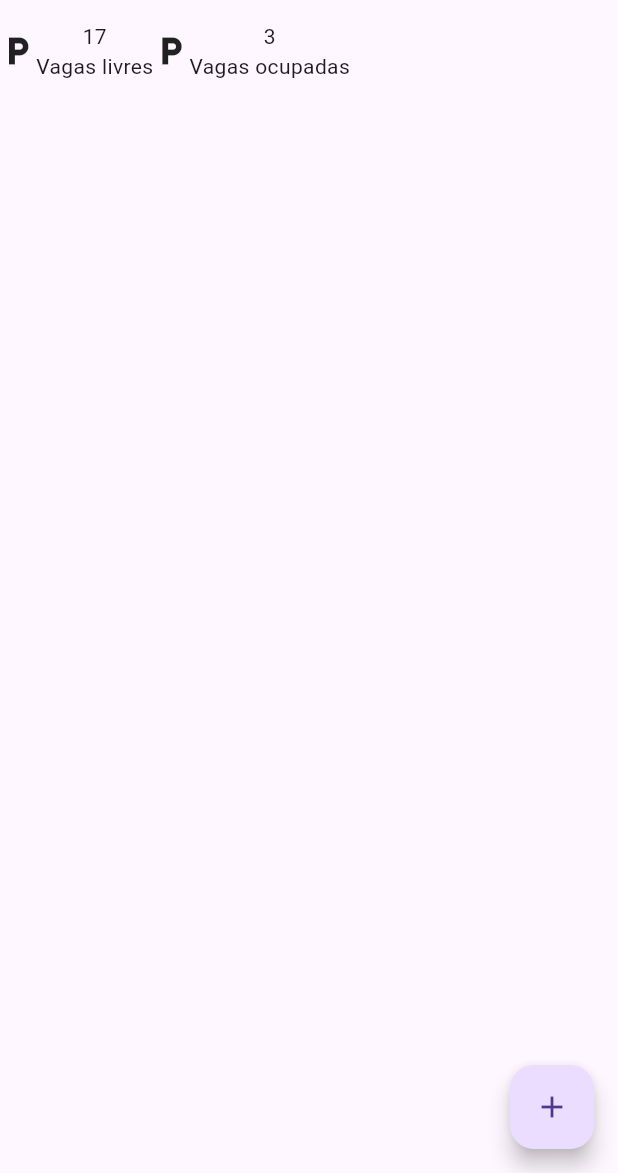
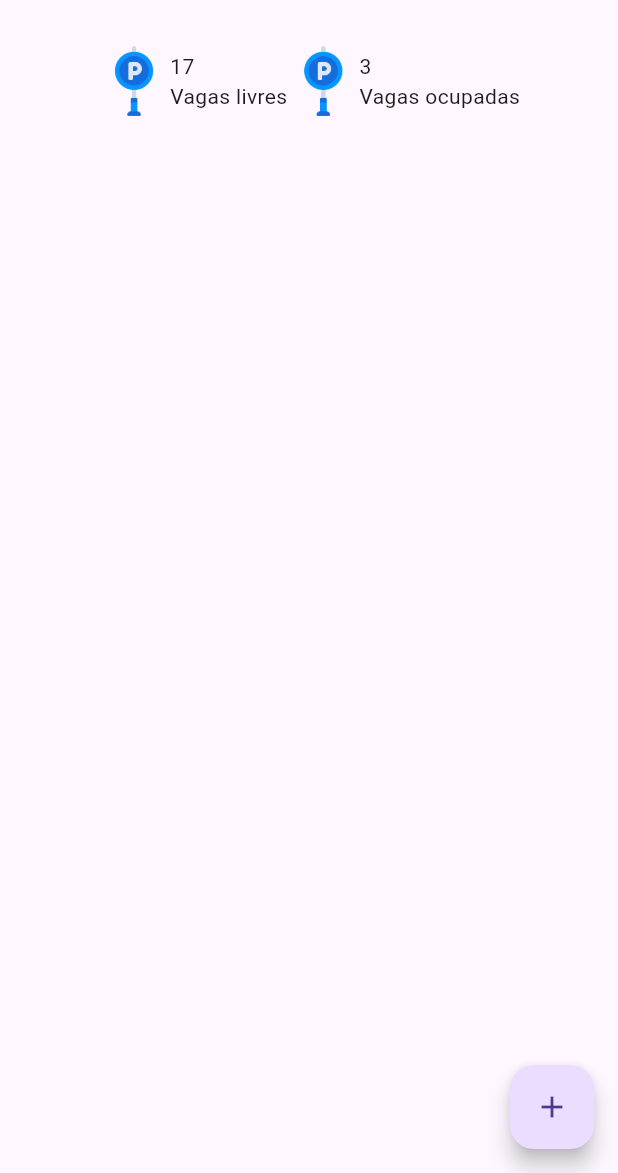
Before and after one commit to ProfessorAndersonChoren/appII_julio_morning, a Flutter app: the screen it shows after launch, on a phone screen of 412 x 824 dp, the part 63-1236 px from its top. Run offline on Flutter 3.47's test engine with Material 3 defaults, Android fonts, the phone set to English and light mode, and no system bars.

```diff
--- a/parking/lib/main.dart
+++ b/parking/lib/main.dart
@@ -4,6 +4,7 @@ import 'package:parking/screens/home/home_android.dart';
 void main() {
   runApp(
     const MaterialApp(
+      debugShowCheckedModeBanner: false,
       home: HomeAndroid(),
     ),
   );
--- a/parking/lib/screens/home/components/vacancy_row.dart
+++ b/parking/lib/screens/home/components/vacancy_row.dart
@@ -7,17 +7,26 @@ class VacancyRow extends StatelessWidget {
 
   @override
   Widget build(BuildContext context) {
-    return const Row(
+    return Row(
+      mainAxisAlignment: MainAxisAlignment.center,
       children: [
-        Icon(Icons.local_parking),
-        Column(
+        Image.asset(
+          'assets/parking.png',
+          width: 48,
+        ),
+        const Column(
+          crossAxisAlignment: CrossAxisAlignment.start,
           children: [
             Text('17'),
             Text('Vagas livres'),
           ],
         ),
-        Icon(Icons.local_parking),
-        Column(
+        Image.asset(
+          'assets/parking.png',
+          width: 48,
+        ),
+        const Column(
+          crossAxisAlignment: CrossAxisAlignment.start,
           children: [
             Text('3'),
             Text('Vagas ocupadas'),
--- a/parking/lib/screens/home/home_android.dart
+++ b/parking/lib/screens/home/home_android.dart
@@ -13,14 +13,23 @@ class HomeAndroid extends StatelessWidget {
           IconButton(
             onPressed: () {},
             icon: const Icon(Icons.local_parking),
+            tooltip: 'Vagas',
           ),
           IconButton(
             onPressed: () {},
             icon: const Icon(Icons.attach_money),
+            tooltip: 'Faturamento',
           ),
-          IconButton(
-            onPressed: () {},
-            icon: const Icon(Icons.more_vert),
+          PopupMenuButton(
+            tooltip: 'Menu do App',
+            itemBuilder: (context) => [
+              const PopupMenuItem(
+                child: Text('Meu perfil'),
+              ),
+              const PopupMenuItem(
+                child: Text('Configurações'),
+              ),
+            ],
           ),
         ],
       ),
@@ -28,10 +37,13 @@ class HomeAndroid extends StatelessWidget {
         onPressed: () {},
         child: const Icon(Icons.add),
       ),
-      body: const Column(
-        children: [
-          VacancyRow(),
-        ],
+      body: const Padding(
+        padding: EdgeInsets.all(16.0),
+        child: Column(
+          children: [
+            VacancyRow(),
+          ],
+        ),
       ),
     );
   }
--- a/parking/pubspec.yaml
+++ b/parking/pubspec.yaml
@@ -1,10 +1,10 @@
 name: parking
 description: "Um aplicativo para gestão de vagas em estacionamentos "
-publish_to: 'none'
+publish_to: "none"
 version: 0.1.0
 
 environment:
-  sdk: '>=3.4.3 <4.0.0'
+  sdk: ">=3.4.3 <4.0.0"
 
 dependencies:
   flutter:
@@ -17,3 +17,5 @@ dev_dependencies:
 
 flutter:
   uses-material-design: true
+  assets:
+    - "assets/"
```
Also changed, not shown: parking/assets/avatar.png (added), parking/assets/car.png (added), parking/assets/money.png (added), parking/assets/motorcycle.png (added), parking/assets/parking.png (added), parking/assets/plate.png (added), parking/assets/ticket.png (added).
